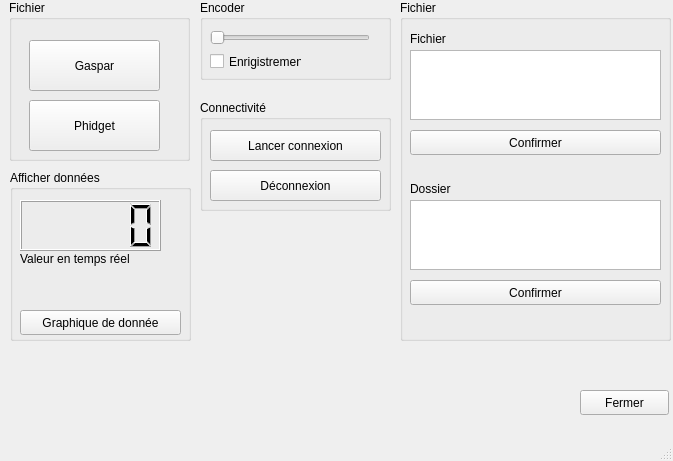
apajon/GUI_QT_ONLY, file Qt/Encoder_Control_GUI.ui: the form before one commit.
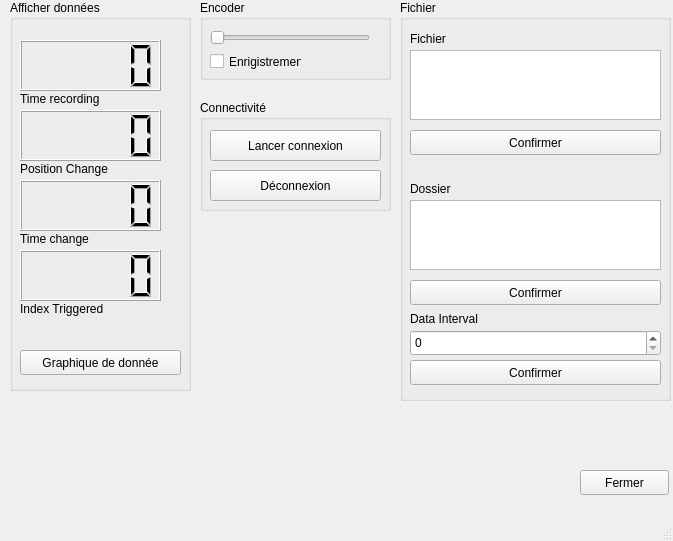
The form after the commit. Icons and pictures are not drawn.

Commit message: New UI design with more feature like DataSample choice and shows more data

What changed in the file:
```diff
--- a/Qt/Encoder_Control_GUI.ui
+++ b/Qt/Encoder_Control_GUI.ui
@@ -7,7 +7,7 @@
     <x>0</x>
     <y>0</y>
     <width>673</width>
-    <height>461</height>
+    <height>541</height>
    </rect>
   </property>
   <property name="windowTitle">
@@ -18,45 +18,6 @@
     <normaloff>../../Downloads/Cirris.ico</normaloff>../../Downloads/Cirris.ico</iconset>
   </property>
   <widget class="QWidget" name="centralwidget">
-   <widget class="QGroupBox" name="groupBox">
-    <property name="geometry">
-     <rect>
-      <x>9</x>
-      <y>0</y>
-      <width>181</width>
-      <height>161</height>
-     </rect>
-    </property>
-    <property name="title">
-     <string>Fichier</string>
-    </property>
-    <widget class="QPushButton" name="RunFileTwo">
-     <property name="geometry">
-      <rect>
-       <x>20</x>
-       <y>100</y>
-       <width>131</width>
-       <height>51</height>
-      </rect>
-     </property>
-     <property name="text">
-      <string>Phidget</string>
-     </property>
-    </widget>
-    <widget class="QPushButton" name="RunFileOne">
-     <property name="geometry">
-      <rect>
-       <x>20</x>
-       <y>40</y>
-       <width>131</width>
-       <height>51</height>
-      </rect>
-     </property>
-     <property name="text">
-      <string>Gaspar</string>
-     </property>
-    </widget>
-   </widget>
    <widget class="QGroupBox" name="groupBox_2">
     <property name="geometry">
      <rect>
@@ -100,7 +61,7 @@
     <property name="geometry">
      <rect>
       <x>580</x>
-      <y>390</y>
+      <y>470</y>
       <width>89</width>
       <height>25</height>
      </rect>
@@ -113,9 +74,9 @@
     <property name="geometry">
      <rect>
       <x>10</x>
-      <y>170</y>
+      <y>0</y>
       <width>181</width>
-      <height>171</height>
+      <height>391</height>
      </rect>
     </property>
     <property name="title">
@@ -125,7 +86,7 @@
      <property name="geometry">
       <rect>
        <x>10</x>
-       <y>140</y>
+       <y>350</y>
        <width>161</width>
        <height>25</height>
       </rect>
@@ -138,7 +99,7 @@
      <property name="geometry">
       <rect>
        <x>10</x>
-       <y>30</y>
+       <y>40</y>
        <width>141</width>
        <height>51</height>
       </rect>
@@ -148,13 +109,82 @@
      <property name="geometry">
       <rect>
        <x>10</x>
-       <y>80</y>
+       <y>90</y>
        <width>161</width>
        <height>17</height>
       </rect>
      </property>
      <property name="text">
-      <string>Valeur en temps réel</string>
+      <string>Time recording</string>
+     </property>
+    </widget>
+    <widget class="QLCDNumber" name="lcdNumber_2">
+     <property name="geometry">
+      <rect>
+       <x>10</x>
+       <y>110</y>
+       <width>141</width>
+       <height>51</height>
+      </rect>
+     </property>
+    </widget>
+    <widget class="QLabel" name="label_4">
+     <property name="geometry">
+      <rect>
+       <x>10</x>
+       <y>160</y>
+       <width>161</width>
+       <height>17</height>
+      </rect>
+     </property>
+     <property name="text">
+      <string>Position Change</string>
+     </property>
+    </widget>
+    <widget class="QLCDNumber" name="lcdNumber_3">
+     <property name="geometry">
+      <rect>
+       <x>10</x>
+       <y>180</y>
+       <width>141</width>
+       <height>51</height>
+      </rect>
+     </property>
+    </widget>
+    <widget class="QLCDNumber" name="lcdNumber_4">
+     <property name="geometry">
+      <rect>
+       <x>10</x>
+       <y>250</y>
+       <width>141</width>
+       <height>51</height>
+      </rect>
+     </property>
+    </widget>
+    <widget class="QLabel" name="label_5">
+     <property name="geometry">
+      <rect>
+       <x>10</x>
+       <y>230</y>
+       <width>161</width>
+       <height>17</height>
+      </rect>
+     </property>
+     <property name="text">
+      <string>Time change</string>
+     </property>
+    </widget>
+    <widget class="QLabel" name="label_6">
+     <property name="geometry">
+      <rect>
+       <x>10</x>
+       <y>300</y>
+       <width>161</width>
+       <height>17</height>
+      </rect>
+     </property>
+     <property name="text">
+      <string>Index Triggered</string>
      </property>
     </widget>
    </widget>
@@ -164,7 +194,7 @@
       <x>400</x>
       <y>0</y>
       <width>271</width>
-      <height>341</height>
+      <height>401</height>
      </rect>
     </property>
     <property name="title">
@@ -242,6 +272,42 @@
       <string>Dossier</string>
      </property>
     </widget>
+    <widget class="QSpinBox" name="spinBox">
+     <property name="geometry">
+      <rect>
+       <x>10</x>
+       <y>330</y>
+       <width>251</width>
+       <height>26</height>
+      </rect>
+     </property>
+    </widget>
+    <widget class="QLabel" name="label_7">
+     <property name="geometry">
+      <rect>
+       <x>10</x>
+       <y>310</y>
+       <width>131</width>
+       <height>17</height>
+      </rect>
+     </property>
+     <property name="text">
+      <string>Data Interval</string>
+     </property>
+    </widget>
+    <widget class="QPushButton" name="pushButton_4">
+     <property name="geometry">
+      <rect>
+       <x>10</x>
+       <y>360</y>
+       <width>251</width>
+       <height>25</height>
+      </rect>
+     </property>
+     <property name="text">
+      <string>Confirmer</string>
+     </property>
+    </widget>
    </widget>
    <widget class="QGroupBox" name="groupBox_5">
     <property name="geometry">
```
Left out of the diff: 6 changed lines with no effect on the pictures. The commit also changes 1 other file.
